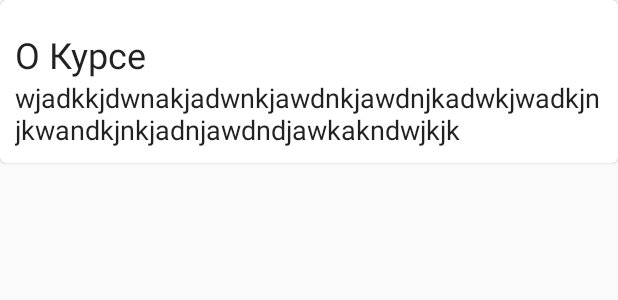
After one commit to polymr-fox/FoxTree, an Android app: the layout course_description_dialog.xml on its own in the app's theme, with its tools: preview values and no code run, on a phone screen of 412 x 824 dp. The commit adds this screen. Shown: the top 300 px of the screen. Run offline under Robolectric (Android 15) with nearby library versions, the light colour scheme and no system bars.

Commit message:
add dialog layout

```diff
--- /dev/null
+++ b/app/src/main/res/layout/course_description_dialog.xml
@@ -0,0 +1,45 @@
+<?xml version="1.0" encoding="utf-8"?>
+<android.support.design.card.MaterialCardView xmlns:android="http://schemas.android.com/apk/res/android"
+    xmlns:app="http://schemas.android.com/apk/res-auto"
+    android:layout_width="match_parent"
+    android:layout_height="wrap_content">
+
+    <android.support.constraint.ConstraintLayout
+        android:layout_width="match_parent"
+        android:layout_height="wrap_content"
+        android:padding="@dimen/default_vertical_margin">
+
+        <TextView
+            android:id="@+id/course_description_dialog__about_course"
+            android:layout_width="wrap_content"
+            android:layout_height="wrap_content"
+
+            android:layout_marginTop="@dimen/default_vertical_margin"
+            android:layout_marginBottom="@dimen/default_half_vertical_margin"
+
+            android:text="@string/about_course"
+            android:textAppearance="?attr/textAppearanceListItem"
+            android:textSize="@dimen/default_text_app_title_size"
+
+            app:layout_constraintStart_toStartOf="parent"
+            app:layout_constraintTop_toTopOf="parent"
+            />
+
+        <TextView
+            android:id="@+id/course_description_dialog__content"
+            android:layout_width="match_parent"
+            android:layout_height="wrap_content"
+
+            android:text="@string/big_text"
+            android:textSize="@dimen/default_text_size"
+            android:textAppearance="?attr/textAppearanceListItem"
+
+            app:layout_constraintTop_toBottomOf="@id/course_description_dialog__about_course"
+            app:layout_constraintStart_toStartOf="parent"
+
+
+            />
+
+    </android.support.constraint.ConstraintLayout>
+
+</android.support.design.card.MaterialCardView>
--- a/app/src/main/res/menu/course_settings_menu.xml
+++ b/app/src/main/res/menu/course_settings_menu.xml
@@ -5,4 +5,8 @@
         android:id="@+id/course_setting_edit"
         android:title="@string/edit" />
 
-  </menu>
+    <item
+        android:id="@+id/course_setting_description"
+        android:title="@string/description" />
+
+</menu>
--- a/app/src/main/res/values/strings.xml
+++ b/app/src/main/res/values/strings.xml
@@ -22,6 +22,10 @@
     <string name="sample_members_count">10 / 20</string>
     <string name="sample_course_name">Разработка под IOS</string>
     <string name="edit">Редактировать</string>
+    <string name="add_record">Добавить запись</string>
+    <string name="description">Описание</string>
+    <string name="about_course">О Курсе</string>
+    <string name="big_text">wjadkkjdwnakjadwnkjawdnkjawdnjkadwkjwadkjnjkwandkjnkjadnjawdndjawkakndwjkjk</string>
 
 
 </resources>
```
Also changed, not shown: app/src/main/java/com/develop/loginov/fullstack/controller/activity/CourseActivity.java (+6 -3 lines), app/src/main/res/layout/activity_course.xml (+51 -2 lines).
